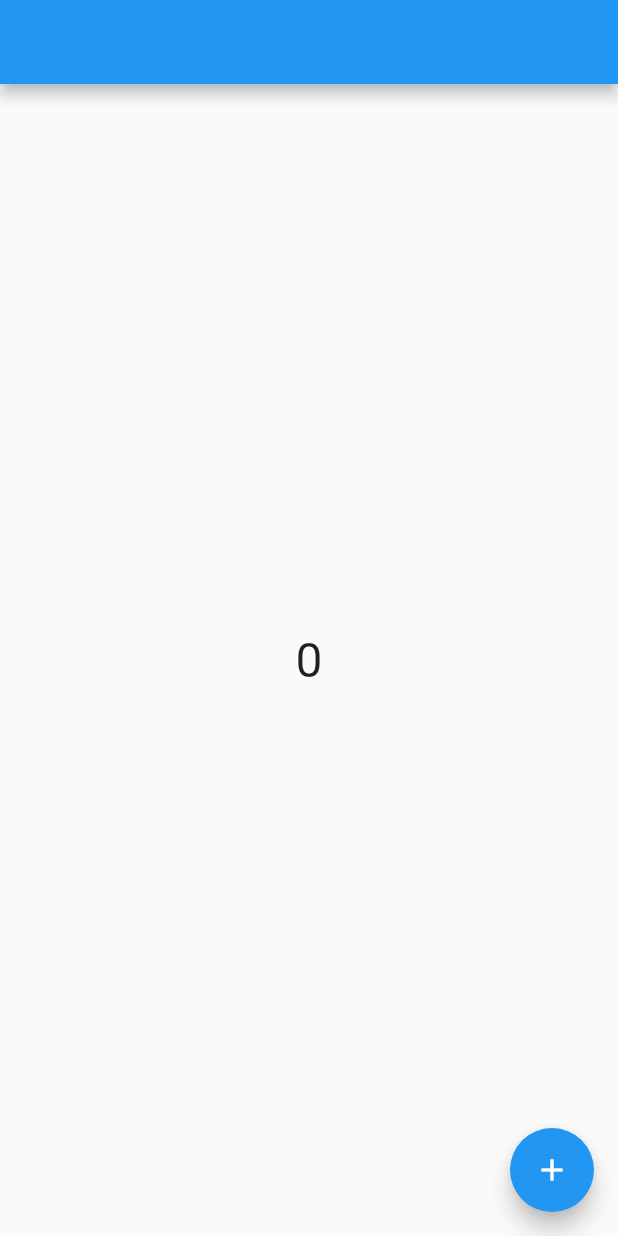
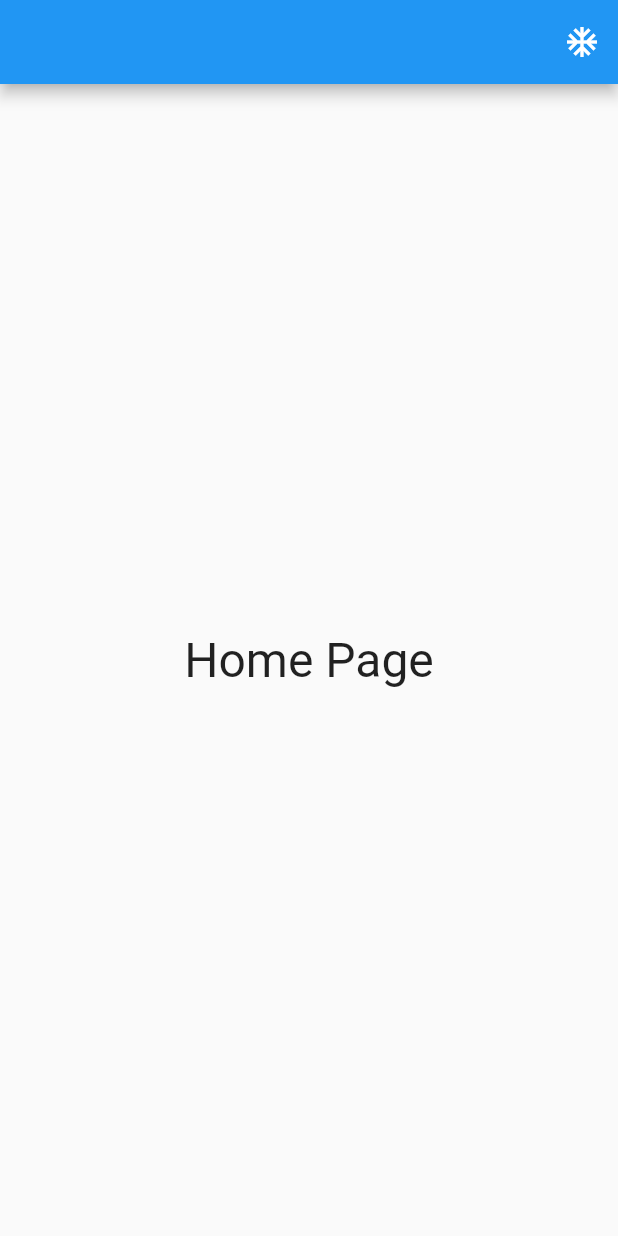
Before and after one commit to aprxty3/getx_state_management, a Flutter app: the screen it shows after launch, on a phone screen of 412 x 824 dp. Run offline on Flutter 3.47's test engine with Material 2 defaults, Android fonts, the phone set to English and light mode, and no system bars; our stand-ins replace get.

```diff
--- a/lib/getx11_dependency_management/get11.dart
+++ b/lib/getx11_dependency_management/get11.dart
@@ -2,8 +2,32 @@ import 'package:flutter/material.dart';
 import 'package:get/get.dart';
 
 class Get11 extends StatelessWidget {
-  final MyController c = Get.find();
+  @override
+  Widget build(BuildContext context) {
+    return Scaffold(
+      appBar: AppBar(
+        actions: [
+          IconButton(
+            onPressed: () => Get.to(() => NextPage()),
+            icon: Icon(
+              Icons.ac_unit,
+            ),
+          ),
+        ],
+      ),
+      body: Center(
+        child: Text(
+          'Home Page',
+          style: TextStyle(fontSize: 32),
+        ),
+      ),
+    );
+  }
+}
 
+class NextPage extends StatelessWidget {
+  // final MyController c = Get.find();
+  final c = Get.put(MyController(), permanent: true);
   @override
   Widget build(BuildContext context) {
     return Scaffold(
--- a/lib/main.dart
+++ b/lib/main.dart
@@ -20,7 +20,7 @@ import 'getx1_counter/getx1.dart';
 void main() => runApp(MyApp());
 
 class MyApp extends StatelessWidget {
-  final myC = Get.put(MyController());
+  // final myC = Get.put(MyController());
   @override
   Widget build(BuildContext context) {
     return GetMaterialApp(
```
